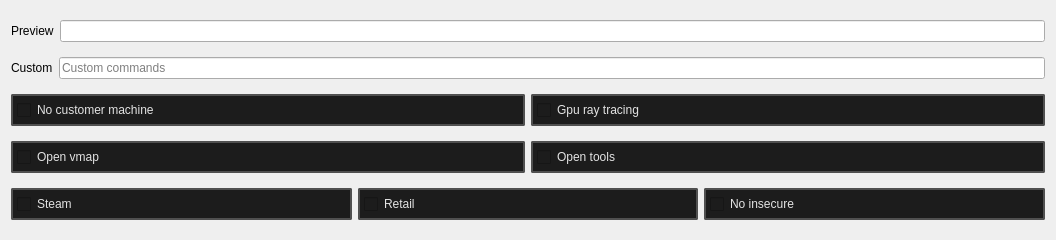
First picture: the form in src/forms/launch_options/main.ui, repository dertwist/Hammer5Tools, before the edit.
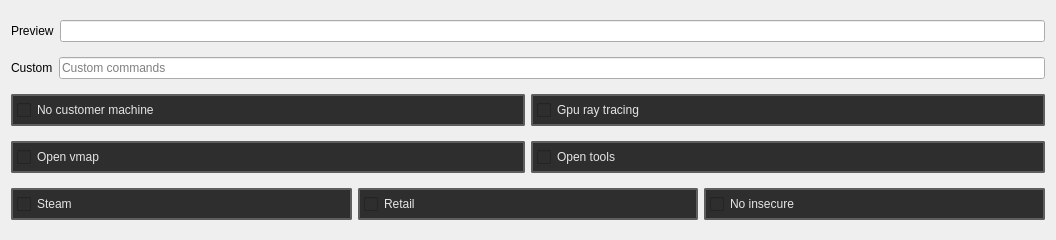
Second picture: the form after the edit. Icons and pictures are not drawn.

Diff of the .ui file:
```diff
--- a/src/forms/launch_options/main.ui
+++ b/src/forms/launch_options/main.ui
@@ -94,14 +94,14 @@
 
         border: 2px solid black;
         border-radius: 2px;
-        border-color: rgba(80, 80, 80, 255);
+        border-color: rgba(94, 94, 94, 255);
         height:22px;
         padding-top: 2px;
         padding-bottom:2px;
         padding-left: 4px;
         padding-right: 4px;
-        color: #E3E3E3;
-        background-color: #1C1C1C;
+        color: #e5e5e5;
+        background-color: #2e2e2e;
     }
     QCheckBox:hover {
         background-color: #414956;
@@ -139,14 +139,14 @@
 
         border: 2px solid black;
         border-radius: 2px;
-        border-color: rgba(80, 80, 80, 255);
+        border-color: rgba(94, 94, 94, 255);
         height:22px;
         padding-top: 2px;
         padding-bottom:2px;
         padding-left: 4px;
         padding-right: 4px;
-        color: #E3E3E3;
-        background-color: #1C1C1C;
+        color: #e5e5e5;
+        background-color: #2e2e2e;
     }
     QCheckBox:hover {
         background-color: #414956;
@@ -188,14 +188,14 @@
 
         border: 2px solid black;
         border-radius: 2px;
-        border-color: rgba(80, 80, 80, 255);
+        border-color: rgba(94, 94, 94, 255);
         height:22px;
         padding-top: 2px;
         padding-bottom:2px;
         padding-left: 4px;
         padding-right: 4px;
-        color: #E3E3E3;
-        background-color: #1C1C1C;
+        color: #e5e5e5;
+        background-color: #2e2e2e;
     }
     QCheckBox:hover {
         background-color: #414956;
@@ -233,14 +233,14 @@
 
         border: 2px solid black;
         border-radius: 2px;
-        border-color: rgba(80, 80, 80, 255);
+        border-color: rgba(94, 94, 94, 255);
         height:22px;
         padding-top: 2px;
         padding-bottom:2px;
         padding-left: 4px;
         padding-right: 4px;
-        color: #E3E3E3;
-        background-color: #1C1C1C;
+        color: #e5e5e5;
+        background-color: #2e2e2e;
     }
     QCheckBox:hover {
         background-color: #414956;
@@ -282,14 +282,14 @@
 
         border: 2px solid black;
         border-radius: 2px;
-        border-color: rgba(80, 80, 80, 255);
+        border-color: rgba(94, 94, 94, 255);
         height:22px;
         padding-top: 2px;
         padding-bottom:2px;
         padding-left: 4px;
         padding-right: 4px;
-        color: #E3E3E3;
-        background-color: #1C1C1C;
+        color: #e5e5e5;
+        background-color: #2e2e2e;
     }
     QCheckBox:hover {
         background-color: #414956;
@@ -327,14 +327,14 @@
 
         border: 2px solid black;
         border-radius: 2px;
-        border-color: rgba(80, 80, 80, 255);
+        border-color: rgba(94, 94, 94, 255);
         height:22px;
         padding-top: 2px;
         padding-bottom:2px;
         padding-left: 4px;
         padding-right: 4px;
-        color: #E3E3E3;
-        background-color: #1C1C1C;
+        color: #e5e5e5;
+        background-color: #2e2e2e;
     }
     QCheckBox:hover {
         background-color: #414956;
@@ -372,14 +372,14 @@
 
         border: 2px solid black;
         border-radius: 2px;
-        border-color: rgba(80, 80, 80, 255);
+        border-color: rgba(94, 94, 94, 255);
         height:22px;
         padding-top: 2px;
         padding-bottom:2px;
         padding-left: 4px;
         padding-right: 4px;
-        color: #E3E3E3;
-        background-color: #1C1C1C;
+        color: #e5e5e5;
+        background-color: #2e2e2e;
     }
     QCheckBox:hover {
         background-color: #414956;
```
Left out of the diff: 14 changed lines with no effect on the pictures.
